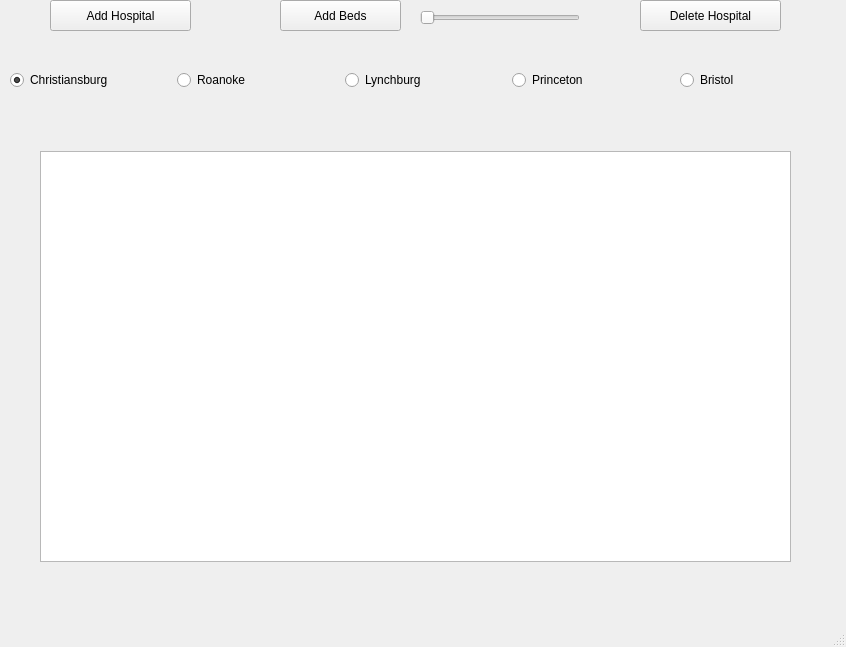
Above: hospitalwindow.ui from braeden-muller/hospitalBeds before the change. Below: the same form after it.
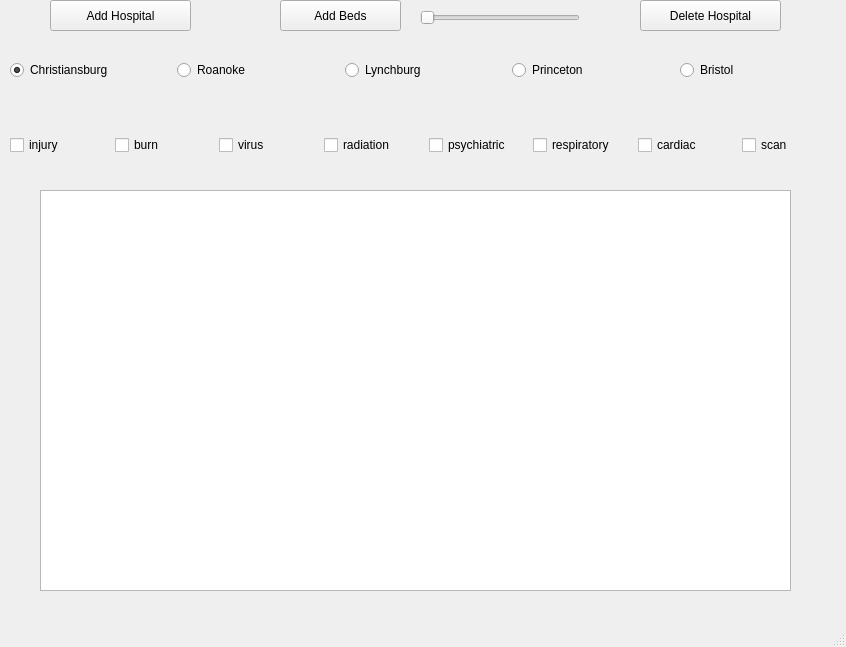
That is the form after the change. Custom widgets are drawn as their Qt base class.

Commit message: Update checkbox callback

Diff of the .ui file:
```diff
--- a/hospitalwindow.ui
+++ b/hospitalwindow.ui
@@ -33,7 +33,7 @@
       <x>10</x>
       <y>40</y>
       <width>831</width>
-      <height>80</height>
+      <height>61</height>
      </rect>
     </property>
     <layout class="QHBoxLayout" name="horizontalLayout">
@@ -94,9 +94,9 @@
     <property name="geometry">
      <rect>
       <x>40</x>
-      <y>151</y>
+      <y>190</y>
       <width>751</width>
-      <height>411</height>
+      <height>401</height>
      </rect>
     </property>
    </widget>
@@ -135,6 +135,74 @@
      <enum>Qt::Horizontal</enum>
     </property>
    </widget>
+   <widget class="QWidget" name="horizontalLayoutWidget_2">
+    <property name="geometry">
+     <rect>
+      <x>10</x>
+      <y>120</y>
+      <width>831</width>
+      <height>51</height>
+     </rect>
+    </property>
+    <layout class="QHBoxLayout" name="horizontalLayout_2">
+     <item>
+      <widget class="QCheckBox" name="injuryCheckbox">
+       <property name="text">
+        <string>injury</string>
+       </property>
+      </widget>
+     </item>
+     <item>
+      <widget class="QCheckBox" name="burnCheckbox">
+       <property name="text">
+        <string>burn</string>
+       </property>
+      </widget>
+     </item>
+     <item>
+      <widget class="QCheckBox" name="virusCheckbox">
+       <property name="text">
+        <string>virus</string>
+       </property>
+      </widget>
+     </item>
+     <item>
+      <widget class="QCheckBox" name="radiationCheckBox">
+       <property name="text">
+        <string>radiation</string>
+       </property>
+      </widget>
+     </item>
+     <item>
+      <widget class="QCheckBox" name="psychiatricCheckbox">
+       <property name="text">
+        <string>psychiatric</string>
+       </property>
+      </widget>
+     </item>
+     <item>
+      <widget class="QCheckBox" name="respiratoryCheckbox">
+       <property name="text">
+        <string>respiratory</string>
+       </property>
+      </widget>
+     </item>
+     <item>
+      <widget class="QCheckBox" name="cardiacCheckbox">
+       <property name="text">
+        <string>cardiac</string>
+       </property>
+      </widget>
+     </item>
+     <item>
+      <widget class="QCheckBox" name="scanCheckbox">
+       <property name="text">
+        <string>scan</string>
+       </property>
+      </widget>
+     </item>
+    </layout>
+   </widget>
   </widget>
   <widget class="QMenuBar" name="menubar">
    <property name="geometry">
```
The commit also changes 2 other files.
